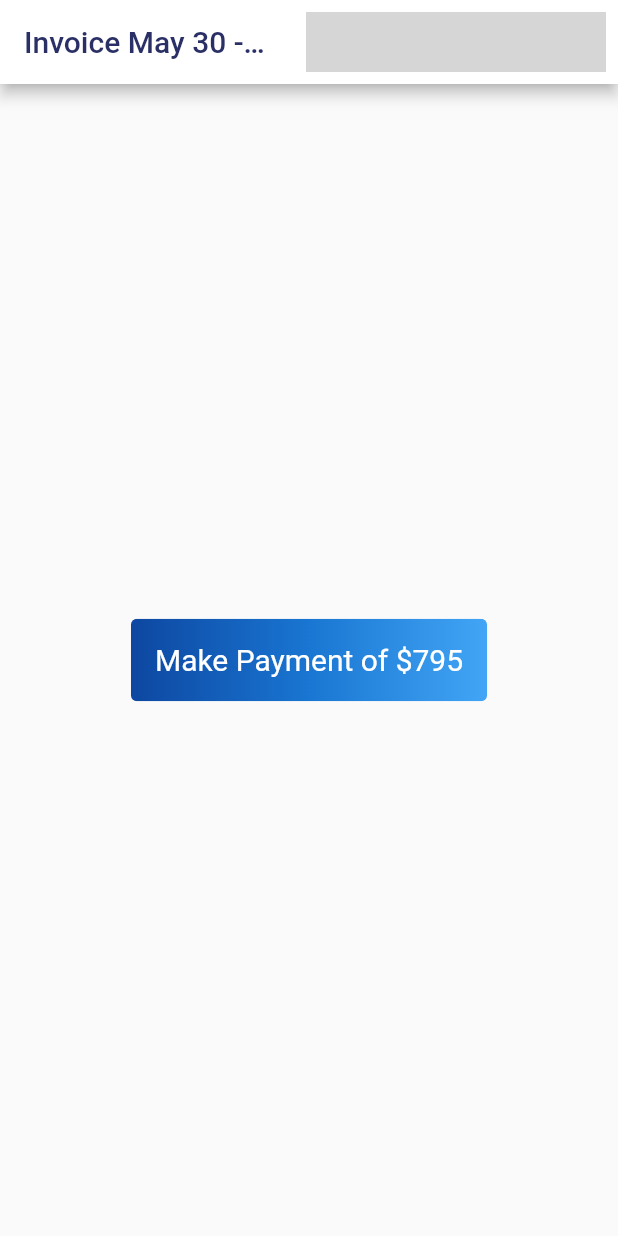
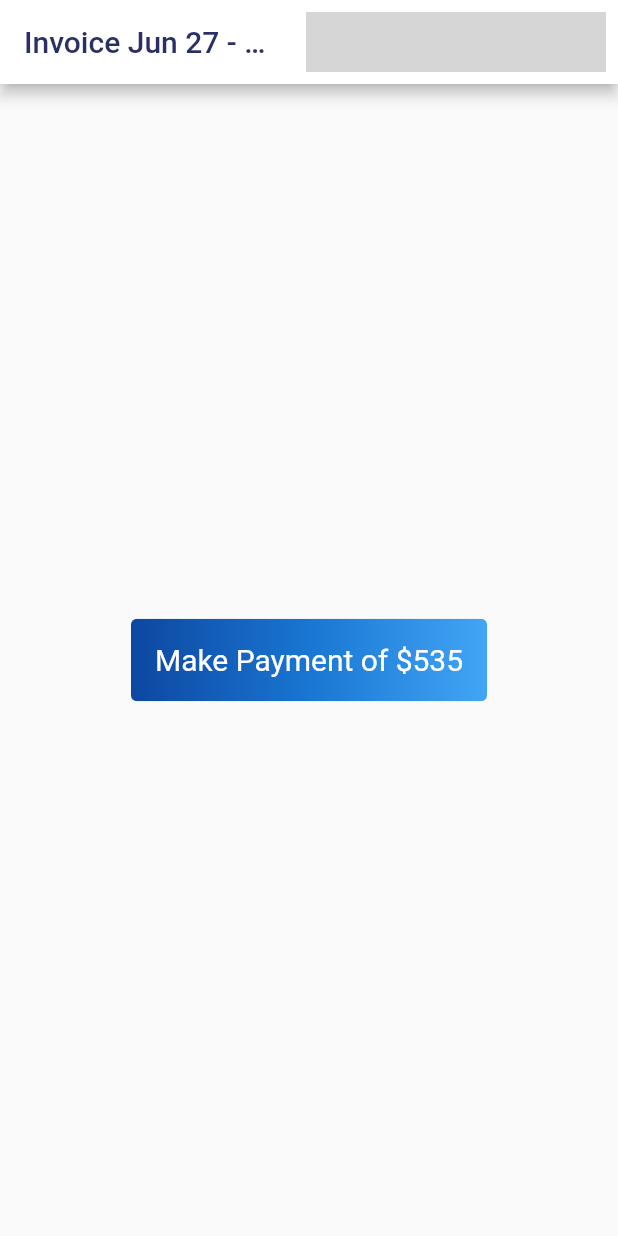
Before and after one commit to Team-Crushing-It/derosa_payment, a Flutter app: the screen it shows after launch, on a phone screen of 412 x 824 dp. Run offline on Flutter 3.47's test engine with Material 2 defaults, Android fonts, the phone set to English and light mode, and no system bars; our stand-ins replace bloc, cloud_firestore, equatable, firebase_auth, firebase_core, flutter_bloc and 1 more; missing offline and left inert: flow_builder, very_good_analysis; accounts and stored records are empty; generated files the repository leaves out were written again; network calls fail; grey boxes are pictures that could not be loaded.

Commit message:
Update home.dart

```diff
--- a/lib/home/view/home.dart
+++ b/lib/home/view/home.dart
@@ -30,8 +30,8 @@ class _HomeState extends State<Home> {
   @override
   Widget build(BuildContext context) {
     const id = 'DeRosa';
-    const title = 'May 30 - June 5';
-    const price = '795';
+    const title = 'Jun 27 - Jul 3';
+    const price = '535';
     final timeStamp = DateTime.now().toString();
 
     return Scaffold(
```
